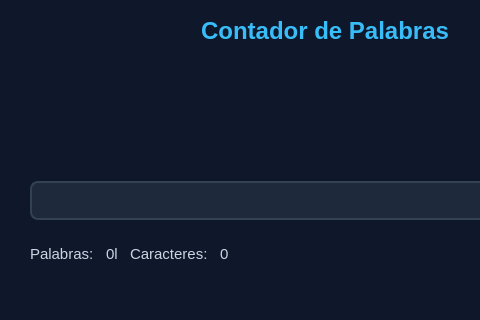
Before: the Qt Designer form contadorPalabras.ui in 253111974/ContadorPalabrasEACG, drawn with Qt 5; both pictures show x 0 to 480 and y 130 to 450 of the 650 by 450 pixel window.
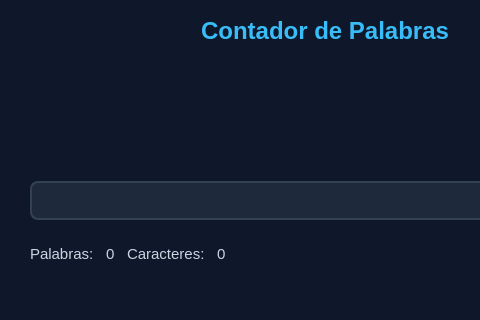
After: the same form once the commit is applied.

Commit message: reverti cambios

Patch:
```diff
--- a/contadorPalabras.ui
+++ b/contadorPalabras.ui
@@ -71,7 +71,7 @@
       <item>
        <widget class="QLabel" name="tvPalabras">
         <property name="text">
-         <string>0l</string>
+         <string>0</string>
         </property>
        </widget>
       </item>
```
